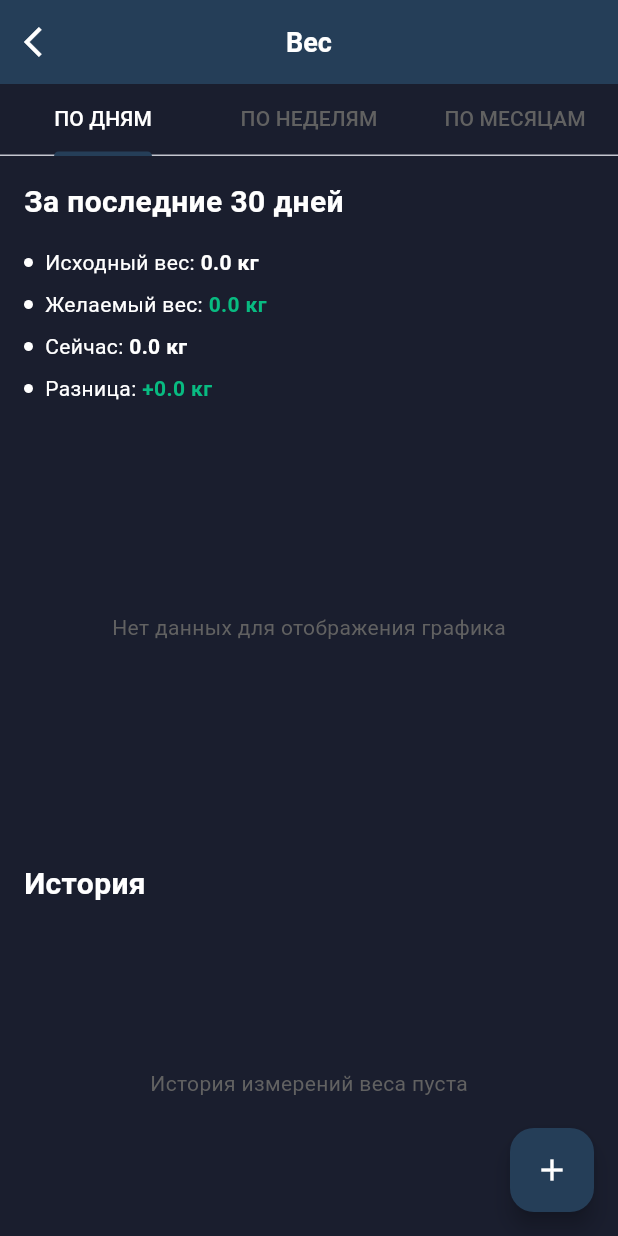
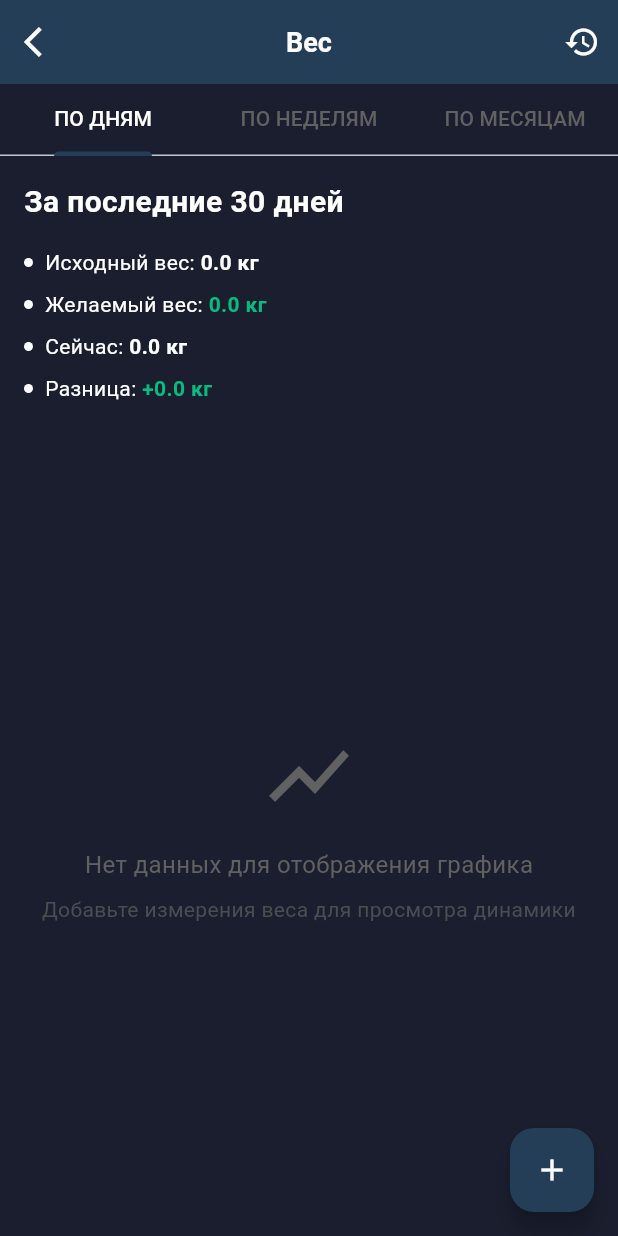
Before and after one commit to Nykolayr/tochka_balansa, a Flutter app: the WeightPage screen opened directly, on a phone screen of 412 x 824 dp. Run offline on Flutter 3.47's test engine with Material 3 defaults, Android fonts, the phone set to English and light mode, and no system bars; our stand-ins replace bloc, dio, equatable, fl_chart, flutter_bloc, flutter_secure_storage and 11 more; missing offline and left inert: flutter_easylogger, flutter_keyboard_size, mobile_scanner; accounts and stored records are empty; statements that could not run were skipped.

Commit message:
feat history weigth

```diff
--- a/lib/presentation/pages/health/weight_page.dart
+++ b/lib/presentation/pages/health/weight_page.dart
@@ -2,6 +2,7 @@ import 'package:flutter/material.dart';
 import 'package:flutter_bloc/flutter_bloc.dart';
 import 'package:fl_chart/fl_chart.dart';
 import 'package:get/get.dart';
+import 'package:go_router/go_router.dart';
 import 'package:tochka_balansa/core/l10n/language_manager.dart';
 import 'package:tochka_balansa/core/theme/theme.dart';
 import 'package:tochka_balansa/data/models/health/health_data.dart';
@@ -42,8 +43,17 @@ class _WeightPageState extends State<WeightPage>
   @override
   Widget build(BuildContext context) {
     return Scaffold(
-      backgroundColor: const Color(0xFF1A1E2E), // Темный фон как на скриншоте
-      appBar: AppBarWidget(title: textLang('Вес'), isBack: true),
+      backgroundColor: const Color(0xFF1A1E2E),
+      appBar: AppBarWidget(
+        title: textLang('Вес'),
+        isBack: true,
+        actions: [
+          IconButton(
+            icon: const Icon(Icons.history),
+            onPressed: () => context.push('/main/health/weight/history'),
+          ),
+        ],
+      ),
       body: BlocBuilder<HealthBloc, HealthState>(
         bloc: Get.find<HealthBloc>(),
         builder: (context, state) {
@@ -152,116 +162,58 @@ class _WeightPageState extends State<WeightPage>
                     ),
                     _buildBulletPoint(
                       textLang('Сейчас'),
-                      '$currentWeight кг',
+                      '${currentWeight.toStringAsFixed(1)} кг',
                       Colors.white,
                     ),
                     _buildBulletPoint(
                       textLang('Разница'),
                       '$weightDifferenceText кг',
-                      weightDifference <= 0 ? AppColor.green : AppColor.red,
+                      weightDifference <= 0 ? AppColor.green : Colors.red,
                     ),
                   ],
                 ),
               ),
 
               // График веса
-              Padding(
-                padding: const EdgeInsets.all(16.0),
-                child: SizedBox(
-                  height: 250,
+              Expanded(
+                child: Padding(
+                  padding: const EdgeInsets.all(16.0),
                   child: filteredMetrics.isEmpty
                       ? Center(
-                          child: Text(
-                            textLang('Нет данных для отображения графика'),
-                            style: TextStyle(color: AppColor.greyText),
+                          child: Column(
+                            mainAxisAlignment: MainAxisAlignment.center,
+                            children: [
+                              Icon(
+                                Icons.show_chart,
+                                size: 64,
+                                color: AppColor.greyText,
+                              ),
+                              const SizedBox(height: 16),
+                              Text(
+                                textLang('Нет данных для отображения графика'),
+                                style: TextStyle(
+                                  color: AppColor.greyText,
+                                  fontSize: 16,
+                                ),
+                              ),
+                              const SizedBox(height: 8),
+                              Text(
+                                textLang(
+                                  'Добавьте измерения веса для просмотра динамики',
+                                ),
+                                style: TextStyle(
+                                  color: AppColor.greyText.withValues(
+                                    alpha: 0.7,
+                                  ),
+                                  fontSize: 14,
+                                ),
+                                textAlign: TextAlign.center,
+                              ),
+                            ],
                           ),
                         )
                       : _buildWeightChart(filteredMetrics, targetWeight),
                 ),
-              ),
-
-              // Заголовок истории
-              Padding(
-                padding: const EdgeInsets.all(16.0),
-                child: Text(
-                  textLang('История'),
-                  style: const TextStyle(
-                    fontSize: 20,
-                    fontWeight: FontWeight.bold,
-                    color: Colors.white,
-                  ),
-                ),
-              ),
-
-              // Список измерений веса
-              Expanded(
-                child: weightMetrics.isEmpty
-                    ? Center(
-                        child: Text(
-                          textLang('История измерений веса пуста'),
-                          style: TextStyle(color: AppColor.greyText),
-                        ),
-                      )
-                    : ListView.builder(
-                        padding: const EdgeInsets.symmetric(horizontal: 16.0),
-                        itemCount: weightMetrics.length,
-                        itemBuilder: (context, index) {
-                          final metric = weightMetrics[index];
-                          return Padding(
-                            padding: const EdgeInsets.only(bottom: 16.0),
-                            child: Row(
-                              mainAxisAlignment: MainAxisAlignment.spaceBetween,
-                              children: [
-                                Column(
-                                  crossAxisAlignment: CrossAxisAlignment.start,
-                                  children: [
-                                    Text(
-                                      _formatDate(metric.timestamp),
-                                      style: const TextStyle(
-                                        fontWeight: FontWeight.bold,
-                                        fontSize: 16,
-                                        color: Colors.white,
-                                      ),
-                                    ),
-                                    const SizedBox(height: 4),
-                                    Text(
-                                      textLang(
-                                        'время измерения: ${_formatTime(metric.timestamp)}',
-                                      ),
-                                      style: TextStyle(
-                                        fontSize: 12,
-                                        color: AppColor.greyText,
-                                      ),
-                                    ),
-                                  ],
-                                ),
-                                Row(
-                                  children: [
-                                    Text(
-                                      '${double.parse(metric.value).toStringAsFixed(1)} кг',
-                                      style: const TextStyle(
-                                        fontWeight: FontWeight.bold,
-                                        fontSize: 18,
-                                        color: Colors.white,
-                                      ),
-                                    ),
-                                    IconButton(
-                                      icon: Icon(
-                                        Icons.delete_outline,
-                                        color: AppColor.greyText,
-                                      ),
-                                      onPressed: () => _showDeleteConfirmation(
-                                        context,
-                                        metric,
-                                      ),
-                                    ),
-                                  ],
-                                ),
-                              ],
-                            ),
-                          );
-                        },
-                      ),
               ),
             ],
           );
@@ -387,8 +339,9 @@ class _WeightPageState extends State<WeightPage>
               reservedSize: 30,
               getTitlesWidget: (value, meta) {
                 // Показываем даты на оси X
-                if (value.toInt() % interval != 0)
+                if (value.toInt() % interval != 0) {
                   return const SizedBox.shrink();
+                }
 
                 final date = firstDate.add(Duration(days: value.toInt()));
                 return Padding(
@@ -476,11 +429,11 @@ class _WeightPageState extends State<WeightPage>
     return '${date.day.toString().padLeft(2, '0')}.${date.month.toString().padLeft(2, '0')}.${date.year}';
   }
 
-  String _formatTime(DateTime date) {
+  String formatTime(DateTime date) {
     return '${date.hour.toString().padLeft(2, '0')}:${date.minute.toString().padLeft(2, '0')}';
   }
 
-  void _showDeleteConfirmation(BuildContext context, HealthMetric metric) {
+  void showDeleteConfirmation(BuildContext context, HealthMetric metric) {
     showDialog(
       context: context,
       builder: (context) => AlertDialog(
--- a/lib/presentation/router/routers.dart
+++ b/lib/presentation/router/routers.dart
@@ -6,6 +6,8 @@ import 'package:tochka_balansa/presentation/pages/auth/auth_page.dart';
 import 'package:tochka_balansa/presentation/pages/auth/code_page.dart';
 import 'package:tochka_balansa/presentation/pages/auth/reg_page.dart';
 import 'package:tochka_balansa/presentation/pages/health/health_page.dart';
+import 'package:tochka_balansa/presentation/pages/health/weight_page.dart';
+import 'package:tochka_balansa/presentation/pages/health/weight_history_page.dart';
 import 'package:tochka_balansa/presentation/pages/main/main_page.dart';
 import 'package:tochka_balansa/presentation/pages/splash/splash_page.dart';
 import 'package:tochka_balansa/presentation/pages/user_data/user_data_page.dart';
@@ -13,10 +15,10 @@ import 'package:tochka_balansa/presentation/pages/home/home_page.dart';
 import 'package:tochka_balansa/presentation/pages/goal/goal_page.dart';
 import 'package:tochka_balansa/presentation/pages/goal/add_additional_goal_page.dart';
 import 'package:tochka_balansa/presentation/pages/goal/additional_goal_detail_page.dart';
+import 'package:tochka_balansa/presentation/pages/goal/archive_page.dart';
 import 'package:tochka_balansa/presentation/pages/profile/profile_page.dart';
 import 'package:get/get.dart';
 import 'package:tochka_balansa/providers/language_bloc.dart';
-import 'package:tochka_balansa/presentation/pages/goal/goal_setup_page.dart';
 import 'package:tochka_balansa/data/models/goal/additional_goal.dart';
 
 final GoRouter router = GoRouter(
@@ -93,20 +95,20 @@ final GoRouter router = GoRouter(
       ],
     ),
     GoRoute(
-      name: 'Общая',
+      name: 'основная',
       path: '/main',
       pageBuilder: (context, state) {
         final languageState = Get.find<LanguageBloc>().state;
         return buildPageWithDefaultTransition(
-          type: PageTransitionType.leftToRight,
+          type: PageTransitionType.fade,
           context: context,
           state: state,
           child: MainPage(key: ValueKey(languageState)),
         );
       },
-      routes: <GoRoute>[
+      routes: [
         GoRoute(
-          name: 'Главная',
+          name: 'домашняя',
           path: 'home',
           pageBuilder: (context, state) {
             final languageState = Get.find<LanguageBloc>().state;
@@ -119,7 +121,7 @@ final GoRouter router = GoRouter(
           },
         ),
         GoRoute(
-          name: 'Здоровье',
+          name: 'здоровье',
           path: 'health',
           pageBuilder: (context, state) {
             final languageState = Get.find<LanguageBloc>().state;
@@ -130,9 +132,39 @@ final GoRouter router = GoRouter(
               child: HealthPage(key: ValueKey(languageState)),
             );
           },
+          routes: [
+            GoRoute(
+              name: 'вес',
+              path: 'weight',
+              pageBuilder: (context, state) {
+                final languageState = Get.find<LanguageBloc>().state;
+                return buildPageWithDefaultTransition(
+                  type: PageTransitionType.rightToLeft,
+                  context: context,
+                  state: state,
+                  child: WeightPage(key: ValueKey(languageState)),
+                );
+              },
+              routes: [
+                GoRoute(
+                  name: 'история веса',
+                  path: 'history',
+                  pageBuilder: (context, state) {
+                    final languageState = Get.find<LanguageBloc>().state;
+                    return buildPageWithDefaultTransition(
+                      type: PageTransitionType.rightToLeft,
+                      context: context,
+                      state: state,
+                      child: WeightHistoryPage(key: ValueKey(languageState)),
+                    );
+                  },
+                ),
+              ],
+            ),
+          ],
         ),
         GoRoute(
-          name: 'Тренировки',
+          name: 'тренировки',
           path: 'training',
           pageBuilder: (context, state) {
             final languageState = Get.find<LanguageBloc>().state;
@@ -143,22 +175,9 @@ final GoRouter router = GoRouter(
               child: GoalPage(key: ValueKey(languageState)),
             );
           },
-          routes: <GoRoute>[
+          routes: [
             GoRoute(
-              name: 'Настройка цели',
-              path: 'setup',
-              pageBuilder: (context, state) {
-                final languageState = Get.find<LanguageBloc>().state;
-                return buildPageWithDefaultTransition(
-                  type: PageTransitionType.rightToLeft,
-                  context: context,
-                  state: state,
-                  child: GoalSetupPage(key: ValueKey(languageState)),
-                );
-              },
-            ),
-            GoRoute(
-              name: 'Добавить дополнительную цель',
+              name: 'добавить дополнительную цель',
               path: 'add-additional',
               pageBuilder: (context, state) {
                 final languageState = Get.find<LanguageBloc>().state;
@@ -171,11 +190,23 @@ final GoRouter router = GoRouter(
               },
             ),
             GoRoute(
-              name: 'Детали дополнительной цели',
+              name: 'архив целей',
+              path: 'archive',
+              pageBuilder: (context, state) {
+                final languageState = Get.find<LanguageBloc>().state;
+                return buildPageWithDefaultTransition(
+                  type: PageTransitionType.rightToLeft,
+                  context: context,
+                  state: state,
+                  child: ArchivePage(key: ValueKey(languageState)),
+                );
+              },
+            ),
+            GoRoute(
+              name: 'детали дополнительной цели',
               path: 'goal-detail',
               pageBuilder: (context, state) {
                 final languageState = Get.find<LanguageBloc>().state;
-                // Получаем цель из параметров
                 final goal = state.extra as AdditionalGoal;
                 return buildPageWithDefaultTransition(
                   type: PageTransitionType.rightToLeft,
```
Also changed, not shown: lib/presentation/pages/health/weight_history_page.dart (added, +279 -0 lines).
